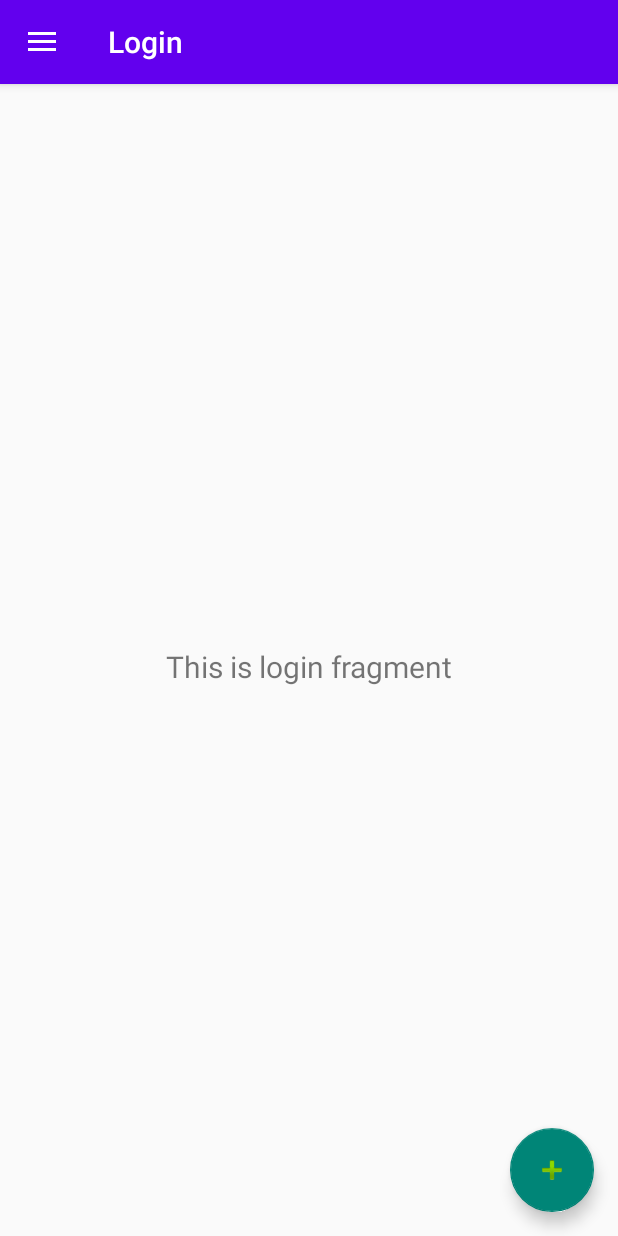
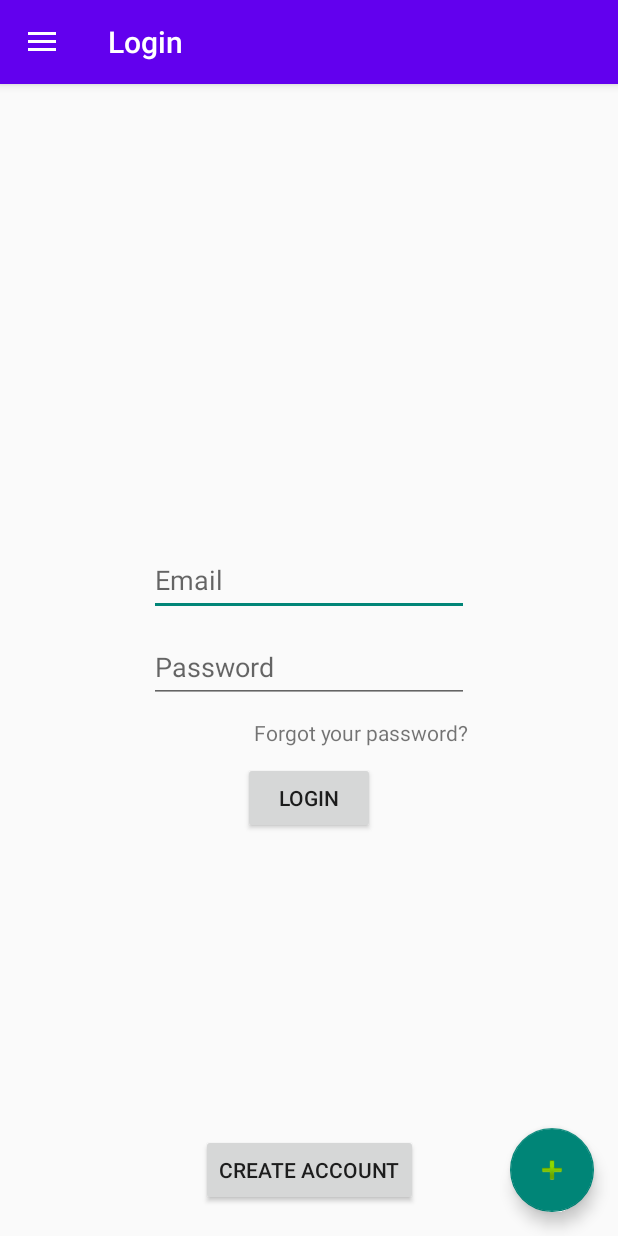
Before and after one commit to MarkXVI/BikeTracker, an Android app: the screen it shows after launch (MainActivity), on a phone screen of 412 x 824 dp. Run offline under Robolectric (Android 15) with nearby library versions, the light colour scheme and no system bars; our stand-ins replace navigation-ui; 2 statements that could not run were skipped.

Commit message:
initial login fragment layout

```diff
--- a/app/src/main/res/layout/fragment_login.xml
+++ b/app/src/main/res/layout/fragment_login.xml
@@ -4,19 +4,65 @@
     xmlns:tools="http://schemas.android.com/tools"
     android:layout_width="match_parent"
     android:layout_height="match_parent"
-    tools:context=".ui.login.LoginFragment">
+    android:orientation="vertical">
+
+    <EditText
+        android:id="@+id/editTextEmailAddress"
+        android:layout_width="wrap_content"
+        android:layout_height="48dp"
+        android:layout_marginBottom="10dp"
+        android:autofillHints=""
+        android:ems="10"
+        android:hint="@string/loginEmail"
+        android:inputType="textEmailAddress"
+        app:layout_constraintBottom_toTopOf="@+id/editTextPassword"
+        app:layout_constraintEnd_toEndOf="parent"
+        app:layout_constraintHorizontal_bias="0.5"
+        app:layout_constraintStart_toStartOf="parent" />
+
+    <EditText
+        android:id="@+id/editTextPassword"
+        android:layout_width="wrap_content"
+        android:layout_height="48dp"
+        android:layout_marginBottom="10dp"
+        android:autofillHints=""
+        android:ems="10"
+        android:hint="@string/loginPassword"
+        android:inputType="textPassword"
+        app:layout_constraintBottom_toTopOf="@+id/textViewForgotPassword"
+        app:layout_constraintEnd_toEndOf="parent"
+        app:layout_constraintHorizontal_bias="0.5"
+        app:layout_constraintStart_toStartOf="parent"
+        tools:ignore="TextContrastCheck" />
 
     <TextView
-        android:id="@+id/text_login"
-        android:layout_width="match_parent"
+        android:id="@+id/textViewForgotPassword"
+        android:layout_width="wrap_content"
         android:layout_height="wrap_content"
-        android:layout_marginStart="8dp"
-        android:layout_marginTop="8dp"
-        android:layout_marginEnd="8dp"
-        android:textAlignment="center"
-        android:textSize="20sp"
+        android:layout_marginBottom="10dp"
+        android:text="@string/textViewForgotPassword"
+        app:layout_constraintBottom_toTopOf="@+id/buttonLogin"
+        app:layout_constraintEnd_toEndOf="@+id/editTextPassword" />
+
+    <Button
+        android:id="@+id/buttonLogin"
+        android:layout_width="wrap_content"
+        android:layout_height="wrap_content"
+        android:layout_marginBottom="200dp"
+        android:text="@string/buttonLogin"
+        app:layout_constraintBottom_toTopOf="@+id/buttonCreateAccount"
+        app:layout_constraintEnd_toEndOf="parent"
+        app:layout_constraintHorizontal_bias="0.5"
+        app:layout_constraintStart_toStartOf="parent" />
+
+    <Button
+        android:id="@+id/buttonCreateAccount"
+        android:layout_width="wrap_content"
+        android:layout_height="wrap_content"
+        android:layout_marginBottom="20dp"
+        android:text="@string/buttonCreateAccount"
         app:layout_constraintBottom_toBottomOf="parent"
         app:layout_constraintEnd_toEndOf="parent"
-        app:layout_constraintStart_toStartOf="parent"
-        app:layout_constraintTop_toTopOf="parent" />
+        app:layout_constraintHorizontal_bias="0.5"
+        app:layout_constraintStart_toStartOf="parent" />
 </androidx.constraintlayout.widget.ConstraintLayout>
--- a/app/src/main/res/values/strings.xml
+++ b/app/src/main/res/values/strings.xml
@@ -1,8 +1,14 @@
 <resources>
     <string name="app_name">BikeTracker</string>
-
     <string name="menu_1">Login</string>
     <string name="menu_2">Map</string>
     <string name="menu_3">Settings</string>
     <string name="about_me">About Me</string>
+
+    <!--Login Fragment-->
+    <string name="loginPassword">Password</string>
+    <string name="loginEmail">Email</string>
+    <string name="buttonLogin">Login</string>
+    <string name="buttonCreateAccount">Create Account</string>
+    <string name="textViewForgotPassword">Forgot your password?</string>
 </resources>
```
